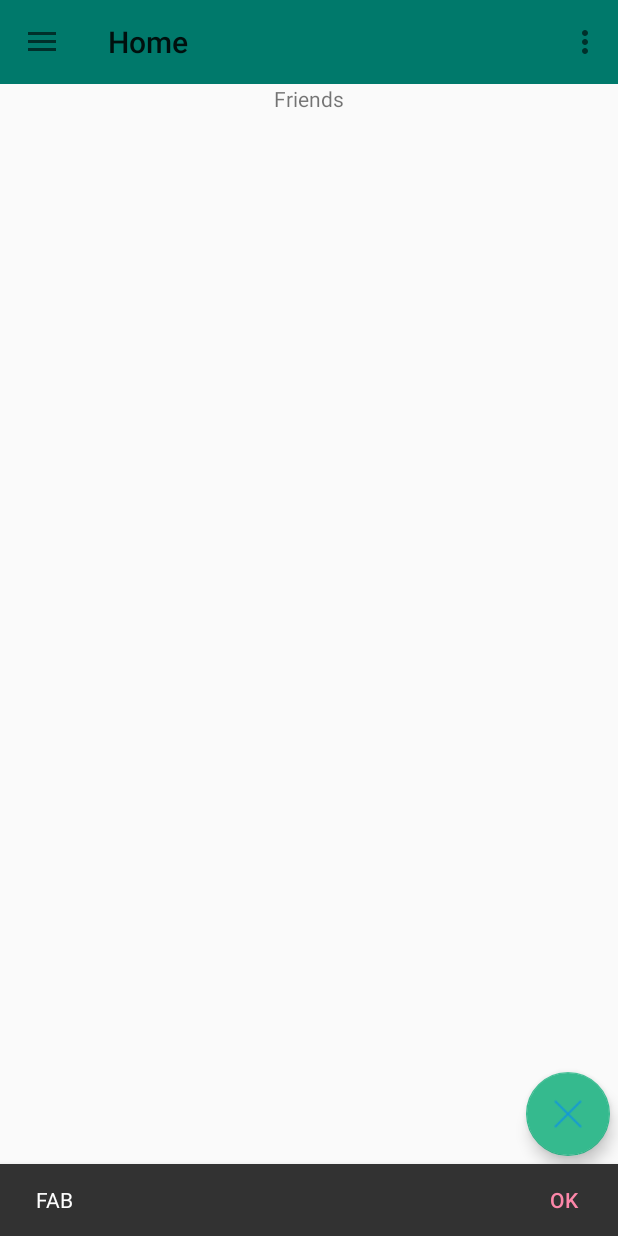
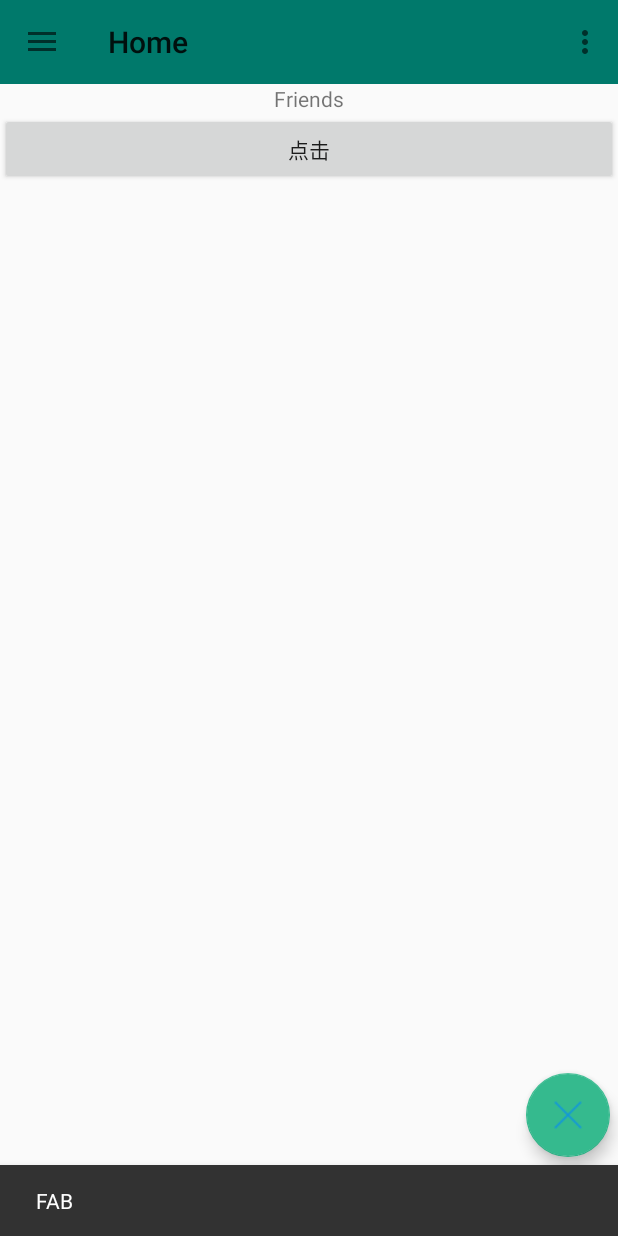
Before and after one commit to YYEleven/AndroidDemo, an Android app: the fragment FriendFragment placed in its activity, after a tap on an icon or button, on a phone screen of 412 x 824 dp. Run offline under Robolectric (Android 15) with nearby library versions, the phone set to English and light mode, and no system bars; 1 other tap on this screen came first.

Commit message:
2016.2.19

```diff
--- a/app/build.gradle
+++ b/app/build.gradle
@@ -6,7 +6,7 @@ android {
 
     defaultConfig {
         applicationId "wxw.com.androiddemo"
-        minSdkVersion 18
+        minSdkVersion 14
         targetSdkVersion 23
         versionCode 1
         versionName "1.0"
--- a/app/src/main/java/wxw/com/androiddemo/FriendFragment.java
+++ b/app/src/main/java/wxw/com/androiddemo/FriendFragment.java
@@ -3,19 +3,28 @@ package wxw.com.androiddemo;
 import android.app.Fragment;
 import android.os.Bundle;
 import android.support.annotation.Nullable;
+import android.support.design.widget.Snackbar;
 import android.view.LayoutInflater;
 import android.view.View;
 import android.view.ViewGroup;
+import android.widget.Button;
 
 /**
  * Created by Eleven on 16/2/18.
  */
 public class FriendFragment extends Fragment {
-
+    private Button friend_btn;
     @Nullable
     @Override
     public View onCreateView(LayoutInflater inflater, ViewGroup container, Bundle savedInstanceState) {
         View view = inflater.inflate(R.layout.friends_layout,null);
+        friend_btn = (Button) view.findViewById(R.id.friend_btn);
+        friend_btn.setOnClickListener(new View.OnClickListener() {
+            @Override
+            public void onClick(View view) {
+                Snackbar.make(view,"点击了",Snackbar.LENGTH_SHORT).show();
+            }
+        });
         return view;
     }
 }
--- a/app/src/main/java/wxw/com/androiddemo/MainActivity.java
+++ b/app/src/main/java/wxw/com/androiddemo/MainActivity.java
@@ -113,18 +113,18 @@ public class MainActivity extends AppCompatActivity {
         fab.setOnClickListener(new View.OnClickListener() {
             @Override
             public void onClick(View view) {
-//                Snackbar.make(view,"FAB",Snackbar.LENGTH_LONG).show();
-                Snackbar.make(view,"FAB",Snackbar.LENGTH_LONG).setAction("cancel", new View.OnClickListener() {
-                    @Override
-                    public void onClick(View view) {
-
-                    }
-                }).setAction("OK", new View.OnClickListener() {
-                    @Override
-                    public void onClick(View view) {
-
-                    }
-                }).show();
+                Snackbar.make(view,"FAB",Snackbar.LENGTH_SHORT).show();
+//                Snackbar.make(view,"FAB",Snackbar.LENGTH_LONG).setAction("cancel", new View.OnClickListener() {
+//                    @Override
+//                    public void onClick(View view) {
+//
+//                    }
+//                }).setAction("OK", new View.OnClickListener() {
+//                    @Override
+//                    public void onClick(View view) {
+//
+//                    }
+//                }).show();
             }
         });
     }
--- a/app/src/main/res/layout/friends_layout.xml
+++ b/app/src/main/res/layout/friends_layout.xml
@@ -10,4 +10,11 @@
         android:layout_gravity="center"
         android:text="Friends"
         />
+    <Button
+        android:id="@+id/friend_btn"
+        android:layout_width="match_parent"
+        android:layout_height="wrap_content"
+        android:text="点击"
+
+        />
 </LinearLayout>
```
